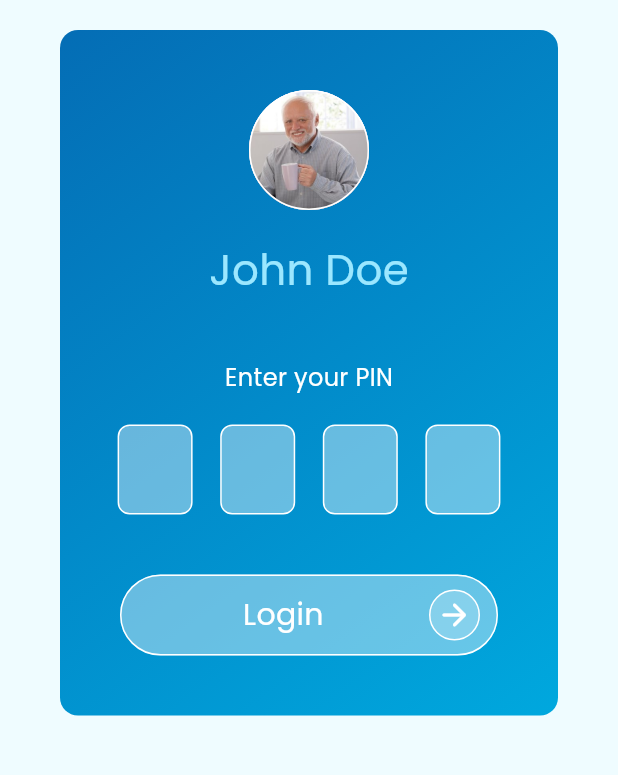
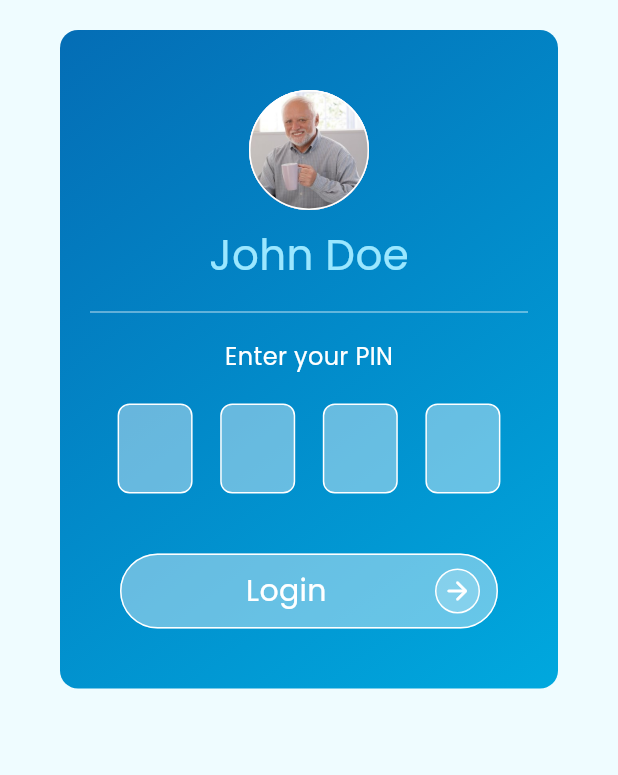
Before and after one commit to kasundularaam/money_wise, a Flutter app: the screen it shows after launch, on a phone screen of 412 x 824 dp, the part 330-1105 px from its top. Run offline on Flutter 3.47's test engine with Material 3 defaults, Android fonts, the phone set to English and light mode, and no system bars; drawn by our look-alikes of toastification; our stand-ins replace auto_route, dartz, flutter_bloc, freezed_annotation, get_it, google_fonts and 1 more.

Commit message:
Minor UI changes HomePage, LoginPage

```diff
--- a/lib/presentation/screens/home/widgets/home_action_card.dart
+++ b/lib/presentation/screens/home/widgets/home_action_card.dart
@@ -47,7 +47,8 @@ class HomeActionCard extends StatelessWidget {
               child: Image.asset(
                 image,
                 width: width - width / 4,
-                fit: BoxFit.fitWidth,
+                height: height,
+                fit: BoxFit.cover,
               ),
             ),
             Container(
--- a/lib/presentation/screens/login/login_page.dart
+++ b/lib/presentation/screens/login/login_page.dart
@@ -4,14 +4,10 @@ import 'package:flutter/material.dart';
 import 'package:flutter_bloc/flutter_bloc.dart';
 
 import 'package:money_wise/application/auth/auth_cubit.dart';
-import 'package:money_wise/application/cubit/login_cubit.dart';
 import 'package:money_wise/core/extensions/dartz_x.dart';
 import 'package:money_wise/core/mutable_object.dart';
-import 'package:money_wise/domain/user/user.dart';
-import 'package:money_wise/injection.dart';
 import 'package:money_wise/presentation/router/app_router.dart';
-import 'package:money_wise/presentation/screens/login/widgets/pin_input.dart';
-import 'package:money_wise/presentation/widgets/button.dart';
+import 'package:money_wise/presentation/screens/login/widgets/login_form.dart';
 import 'package:money_wise/presentation/widgets/space.dart';
 import 'package:money_wise/presentation/widgets/text.dart';
 import 'package:money_wise/presentation/widgets/toast.dart';
@@ -74,84 +70,3 @@ class LoginPage extends StatelessWidget {
     );
   }
 }
-
-class LoginForm extends StatelessWidget {
-  final User user;
-  final String pin;
-  final Function(String) onPinChange;
-
-  const LoginForm({
-    super.key,
-    required this.user,
-    required this.pin,
-    required this.onPinChange,
-  });
-
-  @override
-  Widget build(BuildContext context) {
-    final theme = Theme.of(context);
-    return BlocProvider(
-      create: (context) => getIt<LoginCubit>(),
-      child: BlocListener<LoginCubit, LoginState>(
-        listener: (context, state) {
-          state.maybeWhen(
-              failed: (failure) => showFailedToast(context, failure.message),
-              orElse: () {});
-        },
-        child: Container(
-          padding: const EdgeInsets.symmetric(horizontal: 20, vertical: 40),
-          decoration: BoxDecoration(
-            borderRadius: BorderRadius.circular(12),
-            gradient: LinearGradient(
-              begin: Alignment.topLeft,
-              end: Alignment.bottomRight,
-              colors: [
-                theme.primaryColorDark,
-                theme.primaryColor,
-              ],
-            ),
-          ),
-          child: Column(
-            children: [
-              Material(
-                shape: const CircleBorder(
-                    side: BorderSide(color: Colors.white, width: 1)),
-                child: CircleAvatar(
-                    radius: 40, backgroundImage: AssetImage(user.imageUrl)),
-              ),
-              const VGap(gap: 20),
-              TextLarge(
-                user.name,
-                color: theme.primaryColorLight,
-                bold: true,
-              ),
-              const VGap(gap: 40),
-              const TextRegular(
-                "Enter your PIN",
-                thin: true,
-                color: Colors.white,
-              ),
-              const VGap(gap: 20),
-              PinInput(onPinChange: onPinChange),
-              const VGap(gap: 40),
-              BlocBuilder<LoginCubit, LoginState>(
-                builder: (context, state) {
-                  return state.maybeWhen(
-                      loading: () =>
-                          const Center(child: CircularProgressIndicator()),
-                      orElse: () => Padding(
-                            padding: const EdgeInsets.symmetric(horizontal: 20),
-                            child: GlassButton(
-                                text: "Login",
-                                onPressed: () =>
-                                    context.read<LoginCubit>().logIn(pin)),
-                          ));
-                },
-              ),
-            ],
-          ),
-        ),
-      ),
-    );
-  }
-}
--- /dev/null
+++ b/lib/presentation/screens/login/widgets/login_form.dart
@@ -0,0 +1,95 @@
+import 'package:flutter/material.dart';
+import 'package:flutter_bloc/flutter_bloc.dart';
+import 'package:money_wise/application/cubit/login_cubit.dart';
+import 'package:money_wise/domain/user/user.dart';
+import 'package:money_wise/injection.dart';
+import 'package:money_wise/presentation/screens/login/widgets/pin_input.dart';
+import 'package:money_wise/presentation/widgets/button.dart';
+import 'package:money_wise/presentation/widgets/space.dart';
+import 'package:money_wise/presentation/widgets/text.dart';
+import 'package:money_wise/presentation/widgets/toast.dart';
+
+class LoginForm extends StatelessWidget {
+  final User user;
+  final String pin;
+  final Function(String) onPinChange;
+
+  const LoginForm({
+    super.key,
+    required this.user,
+    required this.pin,
+    required this.onPinChange,
+  });
+
+  @override
+  Widget build(BuildContext context) {
+    final theme = Theme.of(context);
+    return BlocProvider(
+      create: (context) => getIt<LoginCubit>(),
+      child: BlocListener<LoginCubit, LoginState>(
+        listener: (context, state) {
+          state.maybeWhen(
+              failed: (failure) => showFailedToast(context, failure.message),
+              orElse: () {});
+        },
+        child: Container(
+          padding: const EdgeInsets.symmetric(horizontal: 20, vertical: 40),
+          decoration: BoxDecoration(
+            borderRadius: BorderRadius.circular(12),
+            gradient: LinearGradient(
+              begin: Alignment.topLeft,
+              end: Alignment.bottomRight,
+              colors: [
+                theme.primaryColorDark,
+                theme.primaryColor,
+              ],
+            ),
+          ),
+          child: Column(
+            children: [
+              Material(
+                shape: const CircleBorder(
+                    side: BorderSide(color: Colors.white, width: 1)),
+                child: CircleAvatar(
+                    radius: 40, backgroundImage: AssetImage(user.imageUrl)),
+              ),
+              const VGap(gap: 10),
+              TextLarge(
+                user.name,
+                color: theme.primaryColorLight,
+                bold: true,
+              ),
+              const VGap(gap: 10),
+              Divider(
+                color: Colors.white.withOpacity(.5),
+              ),
+              const VGap(gap: 10),
+              const TextRegular(
+                "Enter your PIN",
+                thin: true,
+                color: Colors.white,
+              ),
+              const VGap(gap: 20),
+              PinInput(onPinChange: onPinChange),
+              const VGap(gap: 40),
+              BlocBuilder<LoginCubit, LoginState>(
+                builder: (context, state) {
+                  return state.maybeWhen(
+                      loading: () =>
+                          const Center(child: CircularProgressIndicator()),
+                      orElse: () => Padding(
+                            padding: const EdgeInsets.symmetric(horizontal: 20),
+                            child: GlassButton(
+                                text: "Login",
+                                onPressed: () =>
+                                    context.read<LoginCubit>().logIn(pin)),
+                          ));
+                },
+              ),
+            ],
+          ),
+        ),
+      ),
+    );
+  }
+}
--- a/lib/presentation/widgets/button.dart
+++ b/lib/presentation/widgets/button.dart
@@ -43,6 +43,7 @@ class GlassButton extends StatelessWidget {
                 child: const Icon(
                   Icons.arrow_forward_rounded,
                   color: Colors.white,
+                  size: 20,
                 ),
               ),
             ],
```
Also changed, not shown: lib/presentation/screens/home/home_page.dart (+6 -6 lines), 1 other file.
